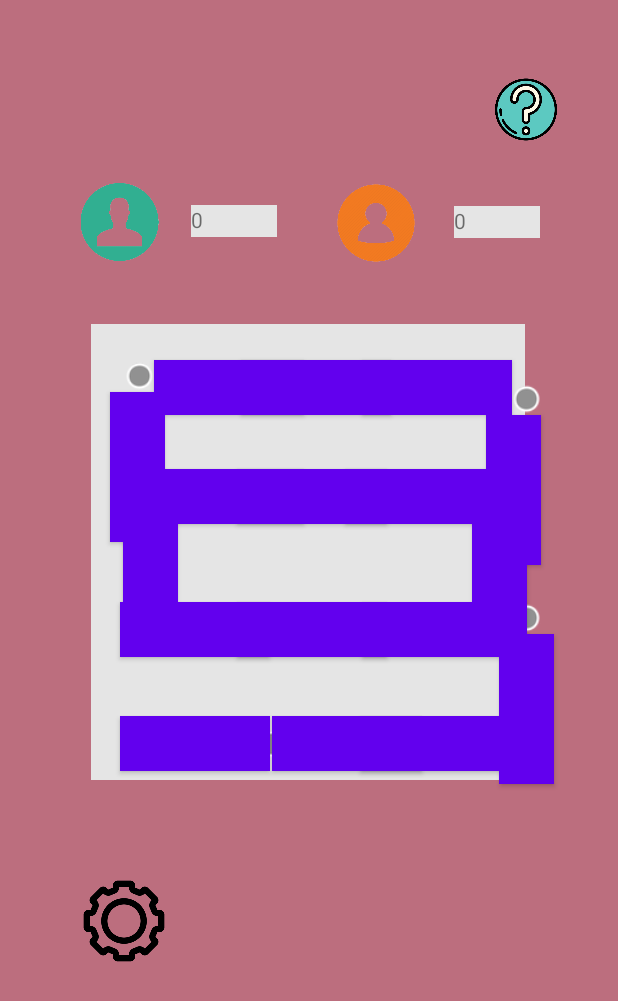
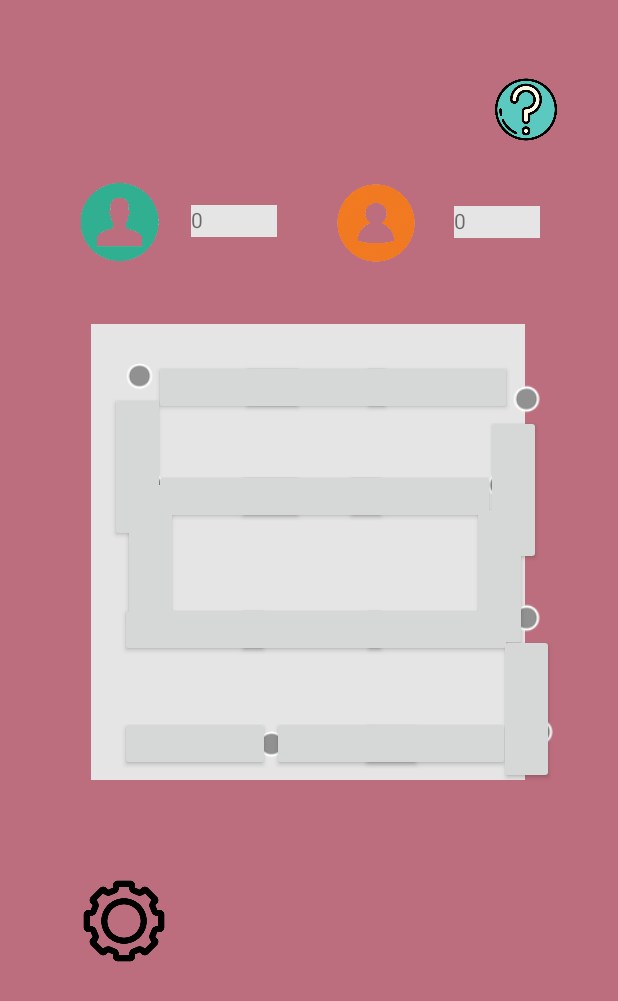
Before and after one commit to romerotac/SquareGame, an Android app: the GamePlay screen opened directly, with no data from a screen before it, on a phone screen of 412 x 824 dp. Shown: the top 1001 px of the screen. Run offline under Robolectric (Android 15) with nearby library versions, the phone set to English and light mode, and no system bars.

Commit message:
Stashing things

```diff
--- a/app/src/main/res/layout/activity_game_play.xml
+++ b/app/src/main/res/layout/activity_game_play.xml
@@ -26,7 +26,6 @@
         android:layout_marginStart="16dp"
         android:layout_marginLeft="16dp"
         android:text=""
-        android:background="@color/colorPrimary"
         app:layout_constraintBottom_toBottomOf="@+id/button10"
         app:layout_constraintStart_toStartOf="@+id/guideline6"
         app:layout_constraintTop_toTopOf="@+id/button10"
@@ -38,7 +37,6 @@
         android:layout_height="55px"
         android:layout_marginTop="24dp"
         android:text=""
-        android:background="@color/colorPrimary"
         app:layout_constraintEnd_toStartOf="@+id/guideline7"
         app:layout_constraintHorizontal_bias="0.45"
         app:layout_constraintStart_toStartOf="@+id/guideline5"
@@ -49,7 +47,6 @@
         android:layout_width="150px"
         android:layout_height="55px"
         android:text=""
-        android:background="@color/colorPrimary"
         app:layout_constraintBottom_toBottomOf="@+id/button10"
         app:layout_constraintEnd_toStartOf="@+id/guideline8"
         app:layout_constraintHorizontal_bias="0.26"
@@ -62,7 +59,6 @@
         android:layout_height="55px"
         android:layout_marginTop="28dp"
         android:text=""
-        android:background="@color/colorPrimary"
         app:layout_constraintEnd_toStartOf="@+id/guideline7"
         app:layout_constraintHorizontal_bias="0.545"
         app:layout_constraintStart_toStartOf="@+id/guideline5"
@@ -75,7 +71,6 @@
         android:layout_marginEnd="16dp"
         android:layout_marginRight="16dp"
         android:text=""
-        android:background="@color/colorPrimary"
         app:layout_constraintBottom_toBottomOf="@+id/button11"
         app:layout_constraintEnd_toStartOf="@+id/guideline8"
         app:layout_constraintStart_toStartOf="@+id/guideline7"
@@ -89,7 +84,6 @@
         android:layout_marginStart="16dp"
         android:layout_marginLeft="16dp"
         android:text=""
-        android:background="@color/colorPrimary"
         app:layout_constraintBottom_toBottomOf="@+id/button11"
         app:layout_constraintStart_toStartOf="@+id/guideline6"
         app:layout_constraintTop_toTopOf="@+id/button11"
@@ -100,7 +94,6 @@
         android:layout_width="55px"
         android:layout_height="150px"
         android:text=""
-        android:background="@color/colorPrimary"
         app:layout_constraintBottom_toTopOf="@+id/imageView6"
         app:layout_constraintEnd_toStartOf="@+id/button3"
         app:layout_constraintHorizontal_bias="0.6"
@@ -117,7 +110,6 @@
         android:layout_width="55px"
         android:layout_height="150px"
         android:text=""
-        android:background="@color/colorPrimary"
         app:layout_constraintBottom_toTopOf="@+id/imageView16"
         app:layout_constraintEnd_toStartOf="@+id/button10"
         app:layout_constraintStart_toEndOf="@+id/button3"
@@ -129,7 +121,6 @@
         android:layout_width="55px"
         android:layout_height="150px"
         android:text=""
-        android:background="@color/colorPrimary"
         app:layout_constraintBottom_toTopOf="@+id/imageView18"
         app:layout_constraintEnd_toStartOf="@+id/button12"
         app:layout_constraintHorizontal_bias="0.333"
@@ -142,7 +133,6 @@
         android:layout_width="55px"
         android:layout_height="150px"
         android:text=""
-        android:background="@color/colorPrimary"
         app:layout_constraintBottom_toTopOf="@+id/imageView9"
         app:layout_constraintEnd_toEndOf="@+id/imageView6"
         app:layout_constraintStart_toStartOf="@+id/imageView6"
@@ -155,7 +145,6 @@
         android:layout_height="55px"
         android:layout_marginTop="52dp"
         android:text=""
-        android:background="@color/colorPrimary"
         app:layout_constraintEnd_toStartOf="@+id/guideline7"
         app:layout_constraintHorizontal_bias="0.545"
         app:layout_constraintStart_toStartOf="@+id/guideline5"
@@ -166,7 +155,6 @@
         android:layout_width="150px"
         android:layout_height="55px"
         android:text=""
-        android:background="@color/colorPrimary"
         app:layout_constraintBottom_toBottomOf="@+id/button111111"
         app:layout_constraintEnd_toStartOf="@+id/guideline8"
         app:layout_constraintHorizontal_bias="0.25"
@@ -182,7 +170,6 @@
         android:layout_width="150px"
         android:layout_height="55px"
         android:text=""
-        android:background="@color/colorPrimary"
         app:layout_constraintBottom_toBottomOf="@+id/button111111"
         app:layout_constraintEnd_toStartOf="@+id/guideline5"
         app:layout_constraintHorizontal_bias="0.548"
@@ -195,7 +182,6 @@
         android:layout_width="55px"
         android:layout_height="150px"
         android:text=""
-        android:background="@color/colorPrimary"
         app:layout_constraintEnd_toStartOf="@+id/button999"
         app:layout_constraintStart_toStartOf="@+id/guideline6"
         app:layout_constraintTop_toBottomOf="@+id/imageView9" />
@@ -205,7 +191,6 @@
         android:layout_width="55px"
         android:layout_height="150px"
         android:text=""
-        android:background="@color/colorPrimary"
         app:layout_constraintEnd_toStartOf="@+id/button11"
         app:layout_constraintStart_toStartOf="@+id/imageView16"
         app:layout_constraintTop_toBottomOf="@+id/imageView16" />
@@ -215,7 +200,6 @@
         android:layout_width="55px"
         android:layout_height="150px"
         android:text=""
-        android:background="@color/colorPrimary"
         app:layout_constraintEnd_toStartOf="@+id/button14"
         app:layout_constraintStart_toEndOf="@+id/button11"
         app:layout_constraintTop_toBottomOf="@+id/imageView18" />
@@ -225,7 +209,6 @@
         android:layout_width="55px"
         android:layout_height="150px"
         android:text=""
-        android:background="@color/colorPrimary"
         app:layout_constraintBottom_toTopOf="@+id/imageView14"
         app:layout_constraintEnd_toEndOf="@+id/imageView5"
         app:layout_constraintHorizontal_bias="1.0"
@@ -241,7 +224,6 @@
         android:layout_marginLeft="8dp"
         android:layout_marginTop="36dp"
         android:text=""
-        android:background="@color/colorPrimary"
         app:layout_constraintBottom_toBottomOf="@+id/view"
         app:layout_constraintEnd_toStartOf="@+id/guideline7"
         app:layout_constraintHorizontal_bias="0.0"
@@ -254,7 +236,6 @@
         android:layout_width="150px"
         android:layout_height="55px"
         android:text=""
-        android:background="@color/colorPrimary"
         app:layout_constraintBottom_toBottomOf="@+id/button1111"
         app:layout_constraintEnd_toStartOf="@+id/guideline8"
         app:layout_constraintHorizontal_bias="0.375"
@@ -267,7 +248,6 @@
         android:layout_width="150px"
         android:layout_height="55px"
         android:text=""
-        android:background="@color/colorPrimary"
         app:layout_constraintBottom_toBottomOf="@+id/button1111"
         app:layout_constraintEnd_toStartOf="@+id/guideline5"
         app:layout_constraintStart_toStartOf="@+id/guideline6"
@@ -278,7 +258,6 @@
         android:layout_width="55px"
         android:layout_height="150px"
         android:text=""
-        android:background="@color/colorPrimary"
         app:layout_constraintEnd_toStartOf="@+id/button111111"
         app:layout_constraintStart_toEndOf="@+id/button999"
         app:layout_constraintTop_toBottomOf="@+id/imageView8" />
@@ -288,7 +267,6 @@
         android:layout_width="55px"
         android:layout_height="150px"
         android:text=""
-        android:background="@color/colorPrimary"
         app:layout_constraintEnd_toEndOf="@+id/imageView19"
         app:layout_constraintStart_toEndOf="@+id/button111111"
         app:layout_constraintTop_toBottomOf="@+id/imageView19" />
@@ -302,7 +280,6 @@
         android:layout_width="55px"
         android:layout_height="150px"
         android:text=""
-        android:background="@color/colorPrimary"
         app:layout_constraintBottom_toTopOf="@+id/button2"
         app:layout_constraintEnd_toEndOf="@+id/imageView14"
         app:layout_constraintHorizontal_bias="0.666"
@@ -315,7 +292,6 @@
         android:layout_width="55px"
         android:layout_height="150px"
         android:text=""
-        android:background="@color/colorPrimary"
         app:layout_constraintEnd_toEndOf="@+id/imageView15"
         app:layout_constraintStart_toEndOf="@+id/button141414"
         app:layout_constraintTop_toBottomOf="@+id/imageView15" />
```
